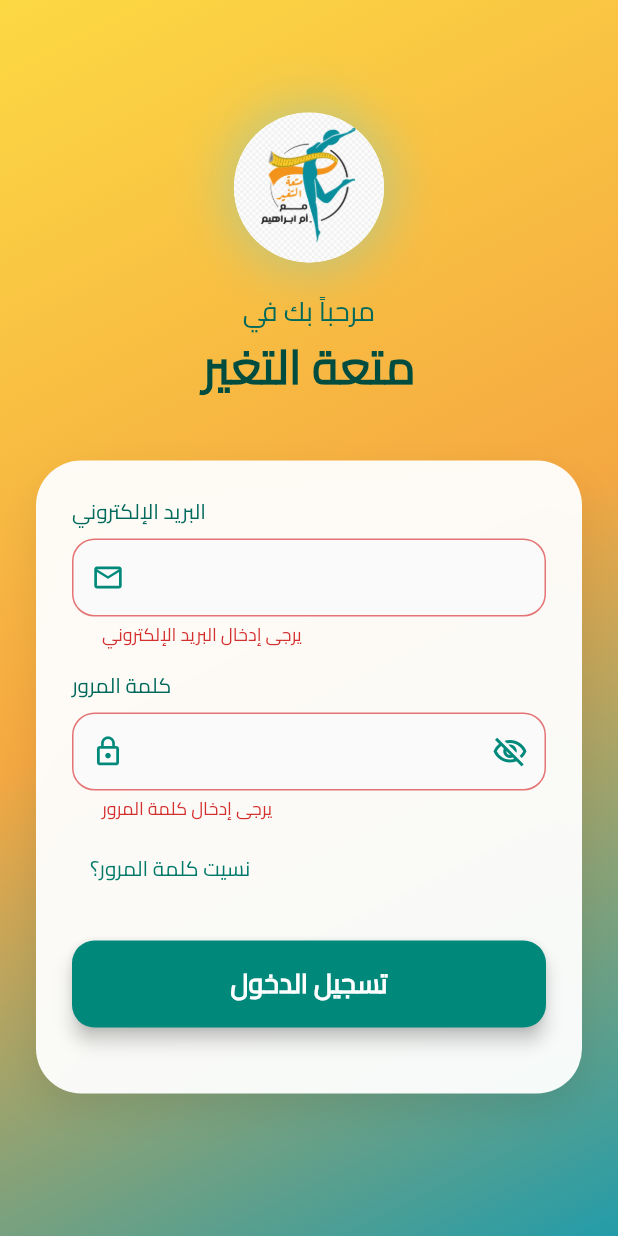
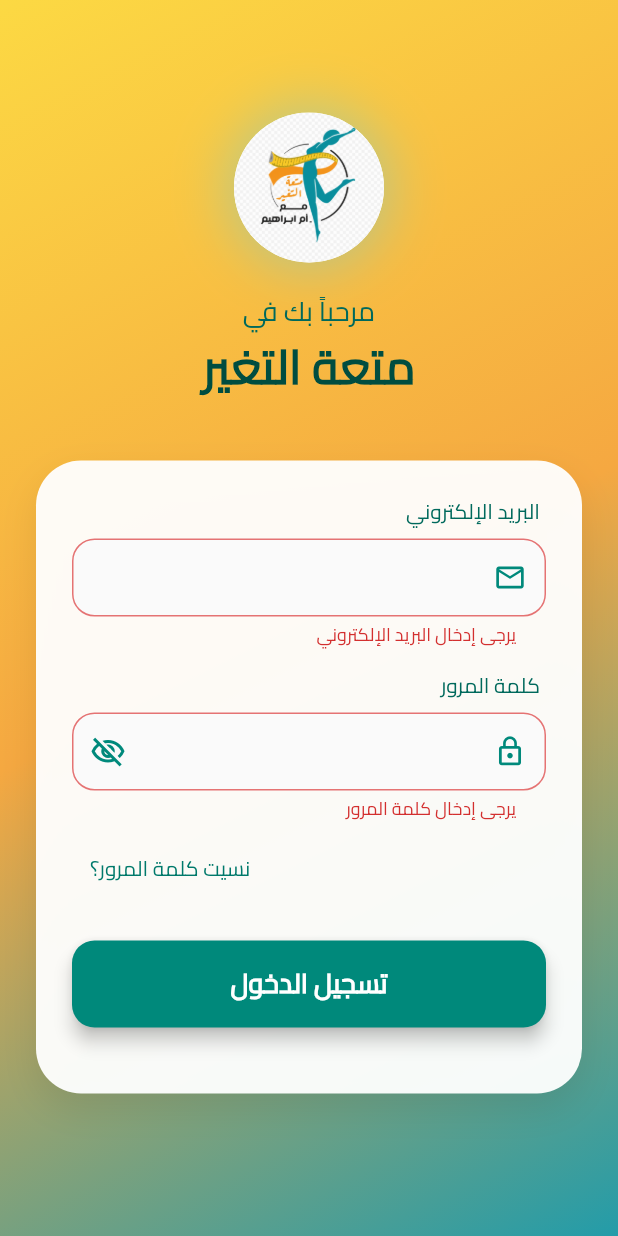
Before and after one commit to la24ith/joyChange, a Flutter app: the screen it shows after launch, after a tap on "تسجيل الدخول", on a phone screen of 412 x 824 dp. Run offline on Flutter 3.47's test engine with Material 3 defaults, Android fonts, the phone set to English and light mode, and no system bars; our stand-ins replace audioplayers, cached_network_image, carousel_slider, connectivity_plus, dartz, device_info_plus and 23 more; missing offline and left inert: workmanager; accounts and stored records are empty; network calls fail.

Commit message:
process permision and arabic mode

```diff
--- a/lib/main.dart
+++ b/lib/main.dart
@@ -4,6 +4,7 @@ import 'package:device_preview/device_preview.dart';
 import 'package:firebase_core/firebase_core.dart';
 import 'package:flutter/foundation.dart';
 import 'package:flutter/material.dart';
+import 'package:flutter_localizations/flutter_localizations.dart';
 import 'package:flutter_bloc/flutter_bloc.dart';
 import 'package:flutter_local_notifications/flutter_local_notifications.dart';
 import 'package:get/get.dart';
@@ -44,6 +45,7 @@ import 'package:joy_of_change_v3/new_app/feature/weight_tracking/presentation/bl
 import 'dart:async';
 import 'dart:io';
 import 'package:connectivity_plus/connectivity_plus.dart';
+import 'package:permission_handler/permission_handler.dart';
 
 void main() async {
   WidgetsFlutterBinding.ensureInitialized();
@@ -66,10 +68,7 @@ void main() async {
     await TimezoneService.initialize();
 
     final notificationPlugin = await LocalNotificationInitializer.init();
-    await notificationPlugin
-        .resolvePlatformSpecificImplementation<
-            AndroidFlutterLocalNotificationsPlugin>()
-        ?.requestNotificationsPermission();
+    // ✅ طلب إذن الإشعارات يتم من داخل SplashScreen بعد بناء الـ UI
 
     await registerNotificationSync();
 
@@ -209,8 +208,25 @@ class _MyAppState extends State<MyApp> with WidgetsBindingObserver {
         ),
       ],
       child: GetMaterialApp(
-        title: 'Patient Weight Tracker',
+        title: 'متتبع وزن المريض',
         debugShowCheckedModeBanner: false,
+        // ✅ دعم اللغة العربية والاتجاه من اليمين لليسار
+        locale: const Locale('ar', 'SA'),
+        supportedLocales: const [
+          Locale('ar', 'SA'),
+          Locale('en', 'US'),
+        ],
+        localizationsDelegates: const [
+          GlobalMaterialLocalizations.delegate,
+          GlobalWidgetsLocalizations.delegate,
+          GlobalCupertinoLocalizations.delegate,
+        ],
+        builder: (context, child) {
+          return Directionality(
+            textDirection: TextDirection.rtl,
+            child: child!,
+          );
+        },
         theme: ThemeData(
           primarySwatch: Colors.blue,
           useMaterial3: true,
@@ -255,9 +271,66 @@ class _SplashScreenState extends State<SplashScreen> {
   @override
   void initState() {
     super.initState();
-    WidgetsBinding.instance.addPostFrameCallback((_) {
+    WidgetsBinding.instance.addPostFrameCallback((_) async {
+      await _requestNotificationPermission();
       _checkConnectivity();
     });
+  }
+
+  // ✅ طلب إذن الإشعارات بشكل صحيح على Android
+  Future<void> _requestNotificationPermission() async {
+    if (!Platform.isAndroid) return;
+
+    final status = await Permission.notification.status;
+    debugPrint('🔔 Notification permission status: $status');
+
+    if (status.isGranted) {
+      debugPrint('✅ Notification permission already granted');
+      return;
+    }
+
+    if (status.isPermanentlyDenied) {
+      // المستخدم رفض بشكل دائم → وجّهه للإعدادات
+      debugPrint(
+          '⚠️ Notification permission permanently denied → opening settings');
+      if (mounted) {
+        await showDialog(
+          context: context,
+          barrierDismissible: false,
+          builder: (ctx) => AlertDialog(
+            title: const Text(
+              'تفعيل الإشعارات',
+              textAlign: TextAlign.right,
+            ),
+            content: const Text(
+              'يحتاج التطبيق إذن الإشعارات لإرسال التنبيهات.\nيرجى تفعيله من إعدادات الجهاز.',
+              textAlign: TextAlign.right,
+            ),
+            actions: [
+              TextButton(
+                onPressed: () => Navigator.pop(ctx),
+                child: const Text('لاحقاً'),
+              ),
+              TextButton(
+                onPressed: () async {
+                  Navigator.pop(ctx);
+                  await openAppSettings();
+                },
+                child: const Text(
+                  'فتح الإعدادات',
+                  style: TextStyle(color: Colors.teal),
+                ),
+              ),
+            ],
+          ),
+        );
+      }
+      return;
+    }
+
+    // إذن لم يُطلب بعد أو مرفوض مرة واحدة → اطلبه
+    final result = await Permission.notification.request();
+    debugPrint('🔔 Notification permission result: $result');
   }
 
   Future<void> _checkConnectivity() async {
--- a/pubspec.yaml
+++ b/pubspec.yaml
@@ -90,6 +90,7 @@ dependencies:
   url_launcher: ^6.3.2
   #share_plus: ^11.1.0
   device_preview: ^1.2.0
+  permission_handler: ^12.0.3
 dependency_overrides:
 
   web: ^0.5.1  # Force a compatible web version
```
Also changed, not shown: pubspec.lock, 3 other files.
